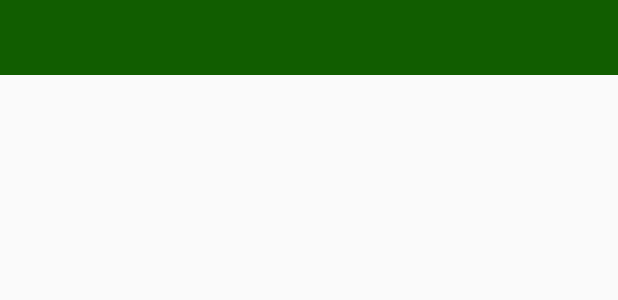
After one commit to Snr1s3/M7-Geeco-in, an Android app: the layout fragment_top.xml on its own in the app's theme, with its tools: preview values and no code run, on a phone screen of 412 x 824 dp. The commit adds this screen. Shown: the top 300 px of the screen. Run offline under Robolectric (Android 15) with nearby library versions, the phone set to English and light mode, and no system bars.

```diff
--- a/app/src/main/res/layout/activity_main.xml
+++ b/app/src/main/res/layout/activity_main.xml
@@ -11,7 +11,6 @@
     <TextView
         android:layout_width="150dp"
         android:layout_height="52dp"
-        android:text="Hello World!"
         android:textSize="24sp"
         app:layout_constraintBottom_toBottomOf="parent"
         app:layout_constraintEnd_toEndOf="parent"
--- /dev/null
+++ b/app/src/main/res/layout/fragment_top.xml
@@ -0,0 +1,16 @@
+<?xml version="1.0" encoding="utf-8"?>
+<RelativeLayout
+    xmlns:android="http://schemas.android.com/apk/res/android"
+    android:layout_width="match_parent"
+    android:layout_height="match_parent">
+
+    <!-- Barra de color verd -->
+    <View
+        android:id="@+id/top"
+        android:layout_width="match_parent"
+        android:layout_height="50dp"
+        android:layout_alignParentTop="true"
+        android:background="@color/md_theme_primary" />
+    <!-- Verd material design -->
+
+</RelativeLayout>
--- a/app/src/main/res/values/strings.xml
+++ b/app/src/main/res/values/strings.xml
@@ -3,4 +3,5 @@
     <!-- TODO: Remove or change this placeholder text -->
     <string name="hello_blank_fragment">Hello blank fragment</string>
     <string name="icons_bottomFrag">Icones del fragment</string>
+    <string name="infoNom">Nom o Adreça electrònica</string>
 </resources>
```
Also changed, not shown: app/src/main/java/com/example/m7_geeco_in/fragment_top.kt (added, +59 -0 lines), app/src/main/res/layout/activity_registre.xml (+53 -8 lines), 1 other file.
